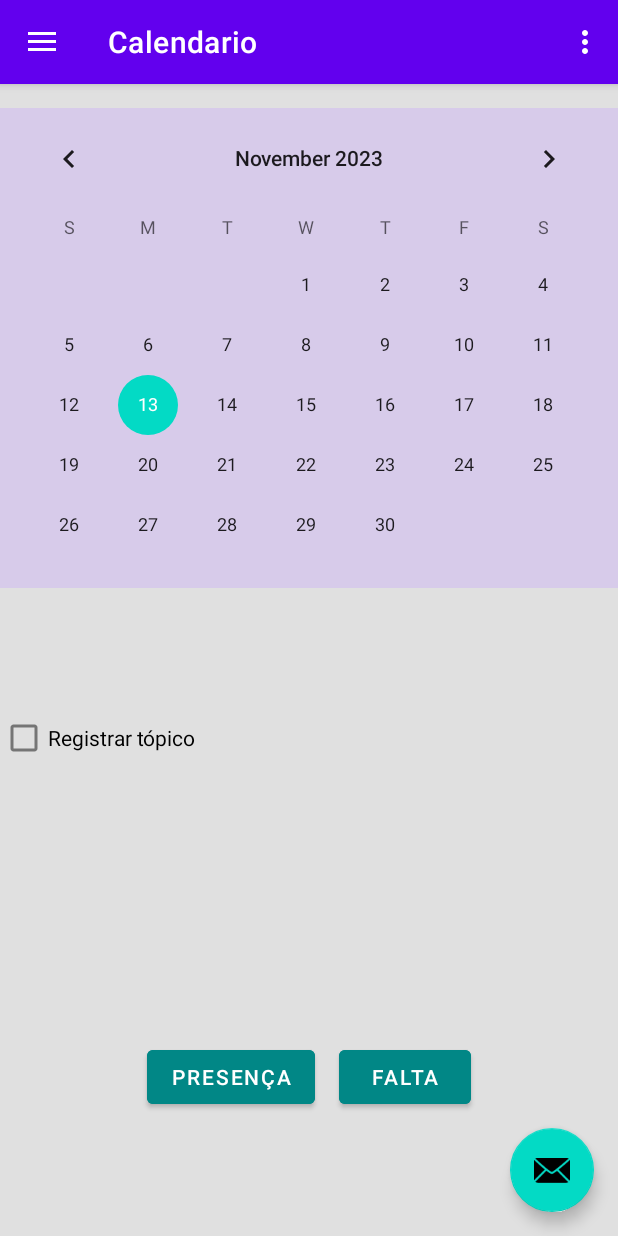
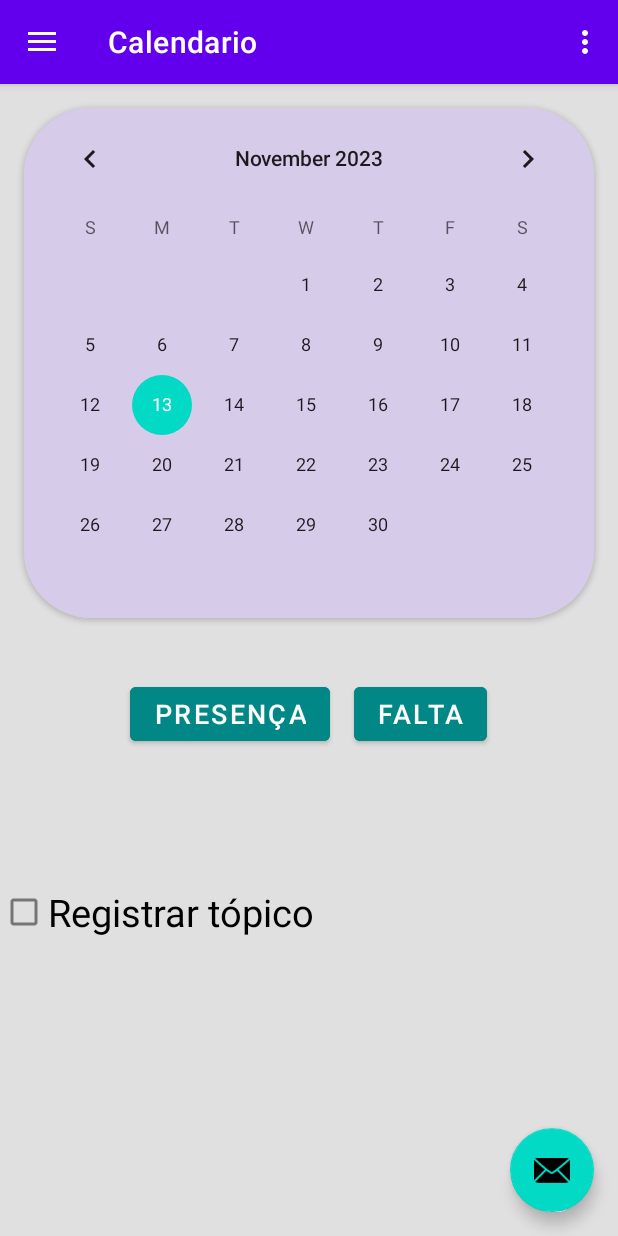
Before and after one commit to vinibcr/GestorAlunos_Aplicao1805, an Android app: the screen it shows after launch (MainActivity), in the side drawer, after a tap on "Calendario", on a phone screen of 412 x 824 dp. Run offline under Robolectric (Android 15) with nearby library versions, the phone set to English and light mode, and no system bars; our stand-ins replace navigation-ui; libraries missing offline, so code that uses them is left out: com.github.kittinunf.fuel, com.github.kittinunf.result; 1 statement that could not run was skipped.

Commit message:
Update fragment_gallery.xml

```diff
--- a/app/src/main/res/layout/fragment_gallery.xml
+++ b/app/src/main/res/layout/fragment_gallery.xml
@@ -1,57 +1,60 @@
-<RelativeLayout xmlns:android="http://schemas.android.com/apk/res/android"
-                xmlns:app="http://schemas.android.com/apk/res-auto"
-                xmlns:tools="http://schemas.android.com/tools"
-                android:layout_width="match_parent"
+<RelativeLayout
+        xmlns:android="http://schemas.android.com/apk/res/android"
+        android:layout_width="match_parent" xmlns:app="http://schemas.android.com/apk/res-auto"
         android:background="#e0e0e0"
         android:layout_height="match_parent">
+
+    <androidx.cardview.widget.CardView
+            android:id="@+id/cardViewCalendar"
+            android:layout_width="match_parent"
+            android:layout_height="340dp"
+            android:layout_margin="16dp"
+            app:cardCornerRadius="45dp"
+            app:cardBackgroundColor="#D7CBEA"
+            android:layout_alignParentTop="true">
 
         <CalendarView
                 android:id="@+id/calendarView"
                 android:layout_width="match_parent"
-            android:layout_height="320dp"
-            android:layout_alignParentStart="true"
-            android:layout_marginStart="0dp"
-
-            android:layout_alignParentEnd="true"
-            android:layout_marginEnd="0dp"
-            android:layout_marginTop="16dp"
-            android:layout_marginBottom="16dp"
+                android:layout_height="match_parent"
                 android:background="#D7CBEA"/>
-
+    </androidx.cardview.widget.CardView>
 
     <LinearLayout
             android:id="@+id/buttonLayout"
             android:layout_width="match_parent"
-            android:layout_height="132dp"
-            android:layout_alignParentBottom="true"
-            android:gravity="center_horizontal"
+            android:layout_height="wrap_content"
+            android:layout_below="@id/cardViewCalendar"
+            android:layout_margin="16dp"
             android:orientation="horizontal"
-            android:layout_marginBottom="6dp">
+            android:gravity="center">
 
         <Button
                 android:id="@+id/buttonPresence"
                 android:layout_width="wrap_content"
                 android:layout_height="wrap_content"
                 android:text="Presença"
+                android:textSize="18sp"
+                app:cardCornerRadius="45dp"
                 android:layout_margin="8dp"
-                android:backgroundTint="@color/design_default_color_secondary_variant"/>
-        />
+                android:backgroundTint="@color/design_default_color_secondary_variant" />
 
         <Button
                 android:id="@+id/buttonAbsence"
                 android:layout_width="wrap_content"
                 android:layout_height="wrap_content"
                 android:text="Falta"
+                android:textSize="18sp"
+                app:cardCornerRadius="45dp"
                 android:layout_margin="8dp"
-                android:backgroundTint="@color/design_default_color_secondary_variant"/>
-        />
+                android:backgroundTint="@color/design_default_color_secondary_variant" />
     </LinearLayout>
 
     <LinearLayout
             android:orientation="vertical"
             android:layout_width="match_parent"
-            android:layout_height="155dp"
-            android:layout_below="@+id/calendarView"
+            android:layout_height="wrap_content"
+            android:layout_below="@id/buttonLayout"
             android:layout_marginTop="27dp">
 
         <TextView
@@ -66,6 +69,8 @@
                 android:id="@+id/checkboxTopic"
                 android:layout_width="wrap_content"
                 android:layout_height="wrap_content"
+                app:cardCornerRadius="45dp"
+                android:textSize="25sp"
                 android:text="Registrar tópico" />
     </LinearLayout>
 
```
Lines whose indentation alone changed are shown as unchanged.
